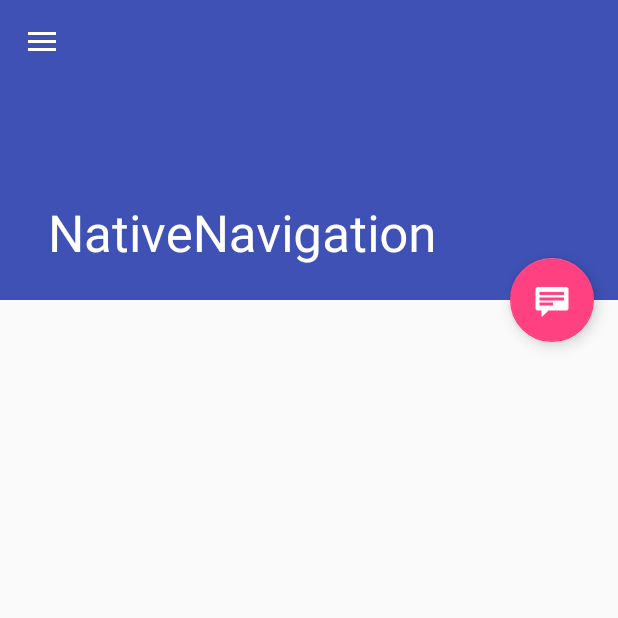
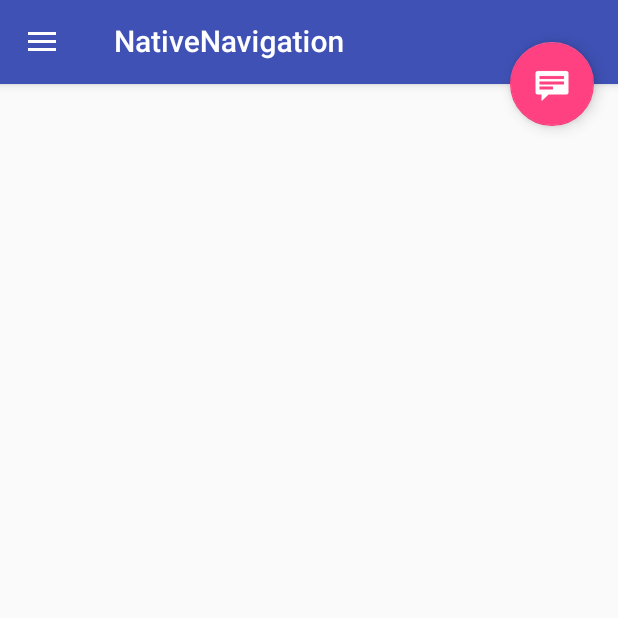
Before and after one commit to adamski/juce-native-navigation, an Android app: the screen it shows after launch (JuceActivity), on a phone screen of 412 x 824 dp, the top half of it. Run offline under Robolectric (Android 15) with nearby library versions, the phone set to English and light mode, and no system bars; 5 statements that could not run were skipped.

Commit message:
uncomment AppBar height setting

```diff
--- a/Builds/AndroidStudio/app/src/main/java/com/codegarden/nativenavigation/JuceActivity.java
+++ b/Builds/AndroidStudio/app/src/main/java/com/codegarden/nativenavigation/JuceActivity.java
@@ -122,8 +122,8 @@ public class JuceActivity   extends AppCompatActivity
         LinearLayout juceViewContainer = (LinearLayout) findViewById(R.id.juce_view_container);
         juceViewContainer.removeAllViews();
         juceViewContainer.addView(viewHolder);
-//        AppBarLayout appBarLayout = (AppBarLayout) findViewById(R.id.app_bar);
-//        appBarLayout.setExpanded(false, false);
+        AppBarLayout appBarLayout = (AppBarLayout) findViewById(R.id.app_bar);
+        appBarLayout.setExpanded(false, false);
 
         Toolbar toolbar = (Toolbar) findViewById(R.id.detail_toolbar);
         setSupportActionBar(toolbar);
```
